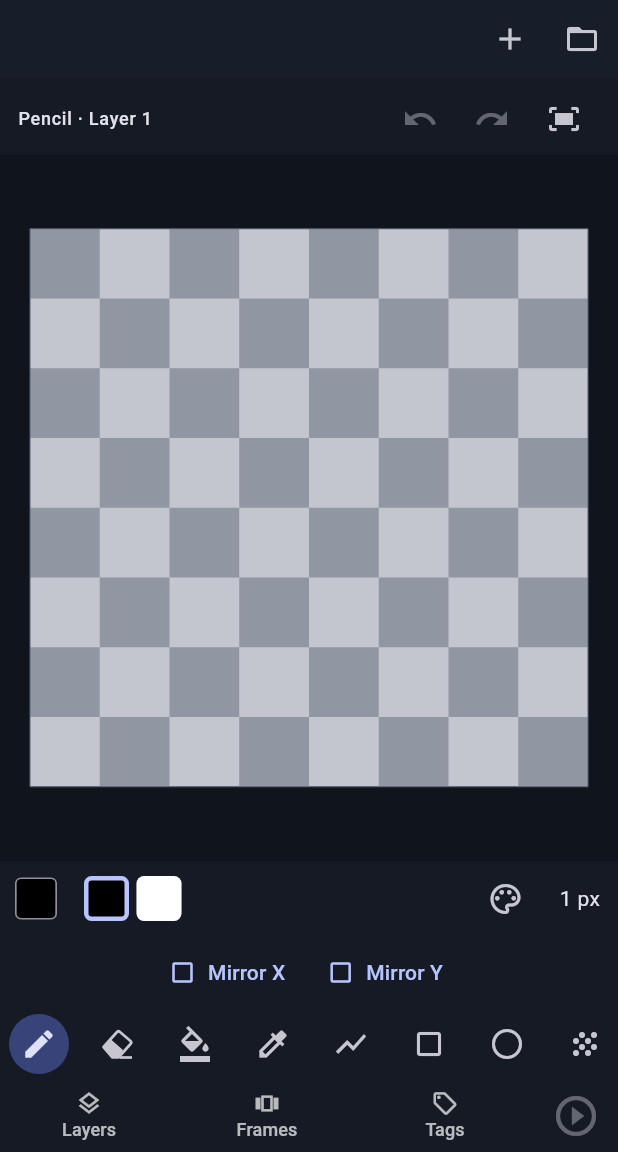
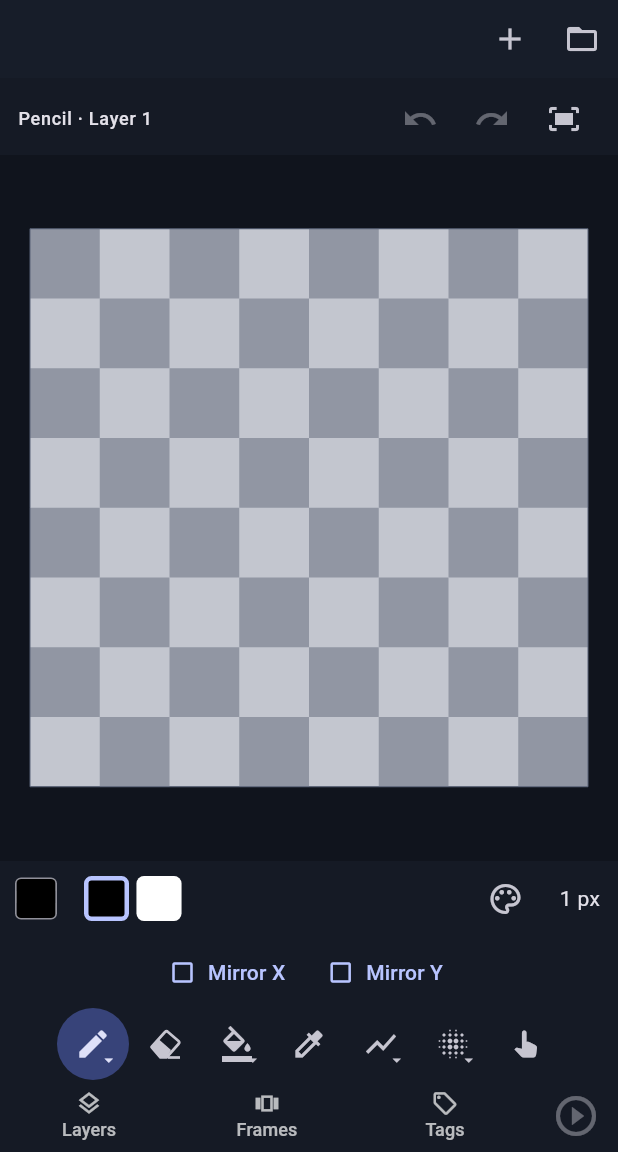
Before and after one commit to isaiahpettingill/SpriteDawg, a Flutter app: the screen it shows after launch, on a phone screen of 412 x 824 dp, the part 84-1236 px from its top. Run offline on Flutter 3.47's test engine with Material 3 defaults, Android fonts, the phone set to English and light mode, and no system bars; missing offline and left inert: file_selector.

Commit message:
Add drag gradients and remembered long-hold subtool groups

```diff
--- a/lib/main.dart
+++ b/lib/main.dart
@@ -8,7 +8,7 @@ import 'pixel_canvas.dart';
 import 'visual_tag_editor.dart';
 import 'palette_editor.dart';
 import 'color_picker.dart';
-import 'eraser_icon.dart';
+import 'tool_groups.dart';
 import 'document_tabs.dart';
 import 'responsive_editor_shell.dart';
 
@@ -69,6 +69,7 @@ class _EditorScreenState extends State<EditorScreen>
     'pencil': (Icons.edit, 'Pencil'),
     'eraser': (Icons.auto_fix_normal, 'Eraser'),
     'fill': (Icons.format_color_fill, 'Fill'),
+    'gradient': (Icons.gradient, 'Gradient'),
     'eyedropper': (Icons.colorize, 'Eyedropper'),
     'line': (Icons.show_chart, 'Line'),
     'rectangle': (Icons.crop_square, 'Rectangle'),
@@ -396,14 +397,41 @@ class _EditorScreenState extends State<EditorScreen>
     'jumble': 5,
   };
   final _strengths = <String, int>{'airbrush': 20};
+  final _groupTools = <String, String>{};
+  String get selectedSubtool =>
+      (tool == 'rectangle' || tool == 'ellipse') && filledShape
+      ? '${tool}Filled'
+      : tool;
+  List<Widget> groupedTools() => [
+    for (final entry in drawingToolGroups.entries)
+      DrawingToolGroupButton(
+        group: entry.key,
+        current: entry.value.any((t) => t.id == selectedSubtool)
+            ? selectedSubtool
+            : (_groupTools[entry.key] ?? entry.value.first.id),
+        active: entry.value.any((t) => t.id == selectedSubtool),
+        onSelected: chooseTool,
+      ),
+  ];
   void chooseTool(String value) {
     stop();
     setState(() {
       _brushSizes[tool] = brush;
       _strengths[tool] = effectStrength;
-      tool = value;
-      brush = _brushSizes[value] ?? 1;
-      effectStrength = _strengths[value] ?? 50;
+      for (final entry in drawingToolGroups.entries) {
+        if (entry.value.any((t) => t.id == selectedSubtool)) {
+          _groupTools[entry.key] = selectedSubtool;
+        }
+        if (entry.value.any((t) => t.id == value)) {
+          _groupTools[entry.key] = value;
+        }
+      }
+      if (value.startsWith('rectangle') || value.startsWith('ellipse')) {
+        filledShape = value.endsWith('Filled');
+      }
+      tool = value.replaceAll('Filled', '');
+      brush = _brushSizes[tool] ?? 1;
+      effectStrength = _strengths[tool] ?? 50;
     });
   }
 
@@ -548,7 +576,7 @@ class _EditorScreenState extends State<EditorScreen>
             builder: (context) => AlertDialog(
               title: const Text('Draw on the go'),
               content: const Text(
-                'Draw with one finger or a stylus. Pan and zoom with two fingers.\n\nSave preserves layers, frames and metadata. PNG exports the current frame.\n\nUnsaved edits are kept in recovery copies.',
+                'Draw with one finger or a stylus. Pan and zoom with two fingers. Long-hold a toolbar group for subtools. Gradient paints the whole active layer; drag from Start to End.\n\nSave preserves layers, frames and metadata. PNG exports the current frame.\n\nUnsaved edits are kept in recovery copies.',
               ),
               actions: [
                 TextButton(
@@ -742,7 +770,9 @@ class _EditorScreenState extends State<EditorScreen>
                             children: [
                               Expanded(
                                 child: Text(
-                                  '${tools[tool]!.$2} · $layerName',
+                                  tool == 'gradient'
+                                      ? 'Gradient · whole active layer'
+                                      : '${tools[tool]!.$2} · $layerName',
                                   maxLines: 1,
                                   overflow: TextOverflow.ellipsis,
                                   style: Theme.of(
@@ -865,6 +895,7 @@ class _EditorScreenState extends State<EditorScreen>
                                 onPressed: e.busy ? null : managePalette,
                                 icon: const Icon(Icons.palette_outlined),
                               ),
+                              if (tool != 'gradient')
                                 PopupMenuButton<int>(
                                   tooltip: 'Brush size',
                                   initialValue: brush,
@@ -888,34 +919,9 @@ class _EditorScreenState extends State<EditorScreen>
                         ),
                       if (!hideDrawingStrips && !tightHeight) strokeOptions(),
                       if (!hideDrawingStrips)
-                        SingleChildScrollView(
-                          scrollDirection: Axis.horizontal,
-                          child: Row(
-                            children: tools.entries
-                                .map(
-                                  (entry) => Padding(
-                                    padding: const EdgeInsets.symmetric(
-                                      horizontal: 2,
-                                    ),
-                                    child: IconButton.filledTonal(
-                                      tooltip: entry.value.$2,
-                                      isSelected: tool == entry.key,
-                                      onPressed: () => chooseTool(entry.key),
-                                      style: IconButton.styleFrom(
-                                        backgroundColor: tool == entry.key
-                                            ? Theme.of(
-                                                context,
-                                              ).colorScheme.primaryContainer
-                                            : Colors.transparent,
-                                      ),
-                                      icon: entry.key == 'eraser'
-                                          ? const EraserIcon()
-                                          : Icon(entry.value.$1),
-                                    ),
-                                  ),
-                                )
-                                .toList(),
-                          ),
+                        Wrap(
+                          alignment: WrapAlignment.center,
+                          children: groupedTools(),
                         ),
                       Row(
                         mainAxisAlignment: MainAxisAlignment.spaceEvenly,
@@ -1130,6 +1136,7 @@ class _EditorScreenState extends State<EditorScreen>
     seed: strokeSeed,
     strength: effectStrength,
     previewOptions: {
+      'secondaryColor': secondaryColor,
       if (e.state['depth'] == 8 && selectedPaletteIndex != null)
         'paletteIndex': selectedPaletteIndex,
     },
@@ -1153,6 +1160,8 @@ class _EditorScreenState extends State<EditorScreen>
           setState(() => filledShape = !filledShape);
         case 'gradient':
           setState(() => gradientFill = !gradientFill);
+        case 'primary':
+          await colorDialog();
         case 'secondary':
           await colorDialog(secondary: true);
         case 'axis':
@@ -1180,6 +1189,7 @@ class _EditorScreenState extends State<EditorScreen>
       }
     },
     itemBuilder: (_) => [
+      if (tool != 'gradient')
         PopupMenuItem(value: 'size', child: Text('Brush size: $brush px')),
       if (tool == 'rectangle' || tool == 'ellipse')
         CheckedPopupMenuItem(
@@ -1193,11 +1203,14 @@ class _EditorScreenState extends State<EditorScreen>
           checked: gradientFill,
           child: const Text('Gradient fill'),
         ),
-      if (tool == 'fill' && gradientFill) ...[
+      if (tool == 'gradient')
+        const PopupMenuItem(value: 'primary', child: Text('Start color')),
+      if (tool == 'gradient' || (tool == 'fill' && gradientFill)) ...[
         const PopupMenuItem(
           value: 'secondary',
           child: Text('Second gradient color'),
         ),
+        if (tool == 'fill')
           PopupMenuItem(
             value: 'axis',
             child: Text('Gradient: $gradientDirection'),
@@ -1213,11 +1226,13 @@ class _EditorScreenState extends State<EditorScreen>
           value: 'strength',
           child: Text('Strength: $effectStrength%'),
         ),
+      if (tool != 'gradient')
         CheckedPopupMenuItem(
           value: 'x',
           checked: mirrorX,
           child: const Text('Mirror X'),
         ),
+      if (tool != 'gradient')
         CheckedPopupMenuItem(
           value: 'y',
           checked: mirrorY,
@@ -1246,16 +1261,19 @@ class _EditorScreenState extends State<EditorScreen>
               ),
               label: Text(gradientFill ? 'Gradient' : 'Solid fill'),
             ),
-          if (tool == 'fill' && gradientFill) ...[
+          if (tool == 'gradient')
+            TextButton.icon(
+              onPressed: colorDialog,
+              icon: BrushColorSwatch(color: color),
+              label: const Text('Start'),
+            ),
+          if (tool == 'gradient' || (tool == 'fill' && gradientFill)) ...[
             TextButton.icon(
               onPressed: () => colorDialog(secondary: true),
-              icon: Container(
-                width: 20,
-                height: 20,
-                color: Color(secondaryColor),
-              ),
-              label: const Text('Second color'),
-            ),
+              icon: BrushColorSwatch(color: secondaryColor),
+              label: Text(tool == 'gradient' ? 'End' : 'Second color'),
+            ),
+            if (tool == 'fill')
               TextButton.icon(
                 onPressed: () => setState(
                   () => gradientDirection = gradientDirection == 'vertical'
@@ -1270,6 +1288,17 @@ class _EditorScreenState extends State<EditorScreen>
                 ),
               ),
           ],
+          if (tool == 'gradient')
+            IconButton(
+              tooltip: 'Swap gradient colors',
+              onPressed: () => setState(() {
+                final old = color;
+                color = secondaryColor;
+                secondaryColor = old;
+                selectedPaletteIndex = null;
+              }),
+              icon: const Icon(Icons.swap_horiz),
+            ),
           if (tool == 'spray')
             PopupMenuButton<int>(
               tooltip: 'Spray density',
@@ -1299,6 +1328,7 @@ class _EditorScreenState extends State<EditorScreen>
                 child: Text('Strength $effectStrength%'),
               ),
             ),
+          if (tool != 'gradient')
             TextButton.icon(
               onPressed: () => setState(() => mirrorX = !mirrorX),
               icon: Icon(
@@ -1306,6 +1336,7 @@ class _EditorScreenState extends State<EditorScreen>
               ),
               label: const Text('Mirror X'),
             ),
+          if (tool != 'gradient')
             TextButton.icon(
               onPressed: () => setState(() => mirrorY = !mirrorY),
               icon: Icon(
@@ -1319,15 +1350,7 @@ class _EditorScreenState extends State<EditorScreen>
   );
   Widget toolRail() => Column(
     children: [
-      for (final entry in tools.entries)
-        IconButton.filledTonal(
-          tooltip: entry.value.$2,
-          isSelected: tool == entry.key,
-          onPressed: () => chooseTool(entry.key),
-          icon: entry.key == 'eraser'
-              ? const EraserIcon()
-              : Icon(entry.value.$1),
-        ),
+      ...groupedTools(),
       const Divider(),
       IconButton(
         tooltip: 'Brush color',
@@ -1339,6 +1362,7 @@ class _EditorScreenState extends State<EditorScreen>
         onPressed: managePalette,
         icon: const Icon(Icons.palette_outlined),
       ),
+      if (tool != 'gradient')
         PopupMenuButton<int>(
           tooltip: 'Brush size',
           onSelected: (value) => setState(() => brush = value),
--- a/lib/pixel_canvas.dart
+++ b/lib/pixel_canvas.dart
@@ -126,8 +126,13 @@ class _PixelCanvasState extends State<PixelCanvas> {
 
   bool _previewRunning = false;
   int _previewEpoch = 0, _pointVersion = 0;
-  bool get _usesPreview =>
-      const {'spray', 'airbrush', 'blur', 'jumble'}.contains(widget.tool);
+  bool get _usesPreview => const {
+    'spray',
+    'airbrush',
+    'blur',
+    'jumble',
+    'gradient',
+  }.contains(widget.tool);
   void _clearPreview() {
     _previewEpoch++;
     _previewTimer?.cancel();
@@ -599,7 +604,16 @@ class _CanvasPainter extends CustomPainter {
         points.isNotEmpty &&
         tool != 'pan' &&
         tool != 'eyedropper') {
-      if (const {'fill', 'blur', 'jumble', 'airbrush'}.contains(tool)) {
+      if (tool == 'gradient') {
+        final guide = Paint()
+          ..color = Colors.white
+          ..style = PaintingStyle.stroke
+          ..strokeWidth = 1 / scale;
+        canvas.drawLine(points.first, points.last, guide);
+        for (final endpoint in [points.first, points.last]) {
+          canvas.drawCircle(endpoint, 3 / scale, guide);
+        }
+      } else if (const {'fill', 'blur', 'jumble', 'airbrush'}.contains(tool)) {
         final point = tool == 'fill' ? points.first : points.last;
         final p = Paint()
           ..color = Colors.white
--- /dev/null
+++ b/lib/tool_groups.dart
@@ -0,0 +1,150 @@
+import 'package:flutter/material.dart';
+import 'package:flutter/services.dart';
+
+import 'eraser_icon.dart';
+
+class DrawingSubtool {
+  const DrawingSubtool(this.id, this.label, this.icon);
+  final String id, label;
+  final IconData icon;
+}
+
+const drawingToolGroups = <String, List<DrawingSubtool>>{
+  'ink': [
+    DrawingSubtool('pencil', 'Pencil', Icons.edit),
+    DrawingSubtool('spray', 'Spray', Icons.grain),
+    DrawingSubtool('airbrush', 'Airbrush', Icons.blur_circular),
+  ],
+  'eraser': [DrawingSubtool('eraser', 'Eraser', Icons.auto_fix_normal)],
+  'fill': [
+    DrawingSubtool('fill', 'Fill', Icons.format_color_fill),
+    DrawingSubtool('gradient', 'Gradient', Icons.gradient),
+  ],
+  'sample': [DrawingSubtool('eyedropper', 'Eyedropper', Icons.colorize)],
+  'shape': [
+    DrawingSubtool('line', 'Line', Icons.show_chart),
+    DrawingSubtool('rectangle', 'Rectangle', Icons.crop_square),
+    DrawingSubtool('rectangleFilled', 'Filled rectangle', Icons.square),
+    DrawingSubtool('ellipse', 'Ellipse', Icons.circle_outlined),
+    DrawingSubtool('ellipseFilled', 'Filled ellipse', Icons.circle),
+  ],
+  'effect': [
+    DrawingSubtool('blur', 'Blur', Icons.blur_on),
+    DrawingSubtool('jumble', 'Jumble', Icons.shuffle),
+  ],
+  'pan': [DrawingSubtool('pan', 'Pan', Icons.pan_tool_alt)],
+};
+
+/// A tap chooses the remembered tool; hold/right-click/Menu key opens choices.
+/// State is owned above the responsive layouts so rotating never resets groups.
+class DrawingToolGroupButton extends StatelessWidget {
+  const DrawingToolGroupButton({
+    super.key,
+    required this.group,
+    required this.current,
+    required this.active,
+    required this.onSelected,
+  });
+  final String group, current;
+  final bool active;
+  final ValueChanged<String> onSelected;
+
+  Future<void> _open(BuildContext context) async {
+    final box = context.findRenderObject()! as RenderBox;
+    final overlay =
+        Navigator.of(context).overlay!.context.findRenderObject()! as RenderBox;
+    final position = RelativeRect.fromRect(
+      box.localToGlobal(Offset.zero, ancestor: overlay) & box.size,
+      Offset.zero & overlay.size,
+    );
+    final choice = await showMenu<String>(
+      context: context,
+      position: position,
+      semanticLabel: 'Choose subtool',
+      items: [
+        for (final item in drawingToolGroups[group]!)
+          PopupMenuItem(
+            value: item.id,
+            child: Row(
+              children: [
+                Icon(item.icon),
+                const SizedBox(width: 12),
+                Expanded(child: Text(item.label)),
+                if (current == item.id) const Icon(Icons.check),
+              ],
+            ),
+          ),
+      ],
+    );
+    if (choice != null) onSelected(choice);
+  }
+
+  @override
+  Widget build(BuildContext context) {
+    final items = drawingToolGroups[group]!;
+    final item = items.firstWhere(
+      (e) => e.id == current,
+      orElse: () => items.first,
+    );
+    final hasChoices = items.length > 1;
+    final help = item.label;
+    return Builder(
+      builder: (buttonContext) => Semantics(
+        label: item.label,
+        hint: hasChoices ? 'Long press to choose subtool' : null,
+        button: true,
+        selected: active,
+        onLongPress: hasChoices ? () => _open(buttonContext) : null,
+        child: Tooltip(
+          message: help,
+          triggerMode: TooltipTriggerMode.manual,
+          child: GestureDetector(
+            onLongPress: hasChoices ? () => _open(buttonContext) : null,
+            onSecondaryTap: hasChoices ? () => _open(buttonContext) : null,
+            child: Focus(
+              onKeyEvent: (_, event) {
+                if (hasChoices &&
+                    event is KeyDownEvent &&
+                    (event.logicalKey == LogicalKeyboardKey.contextMenu ||
+                        (event.logicalKey == LogicalKeyboardKey.f10 &&
+                            HardwareKeyboard.instance.isShiftPressed))) {
+                  _open(buttonContext);
+                  return KeyEventResult.handled;
+                }
+                return KeyEventResult.ignored;
+              },
+              child: SizedBox(
+                width: 48,
+                height: 48,
+                child: IconButton.filledTonal(
+                  key: Key('tool-group-$group'),
+                  isSelected: active,
+                  onPressed: () => onSelected(item.id),
+                  style: IconButton.styleFrom(
+                    backgroundColor: active
+                        ? Theme.of(context).colorScheme.primaryContainer
+                        : Colors.transparent,
+                  ),
+                  icon: Stack(
+                    clipBehavior: Clip.none,
+                    children: [
+                      item.id == 'eraser'
+                          ? const EraserIcon()
+                          : Icon(item.icon),
+                      if (hasChoices)
+                        const Positioned(
+                          right: -5,
+                          bottom: -5,
+                          child: Icon(Icons.arrow_drop_down, size: 13),
+                        ),
+                    ],
+                  ),
+                ),
+              ),
+            ),
+          ),
+        ),
+      ),
+    );
+  }
+}
```
Also changed, not shown: lib/engine/editor_engine.dart (+36 -1 lines), tool/brush_interop.dart (+11 -0 lines), 8 other files. Lines whose indentation alone changed are shown as unchanged.
